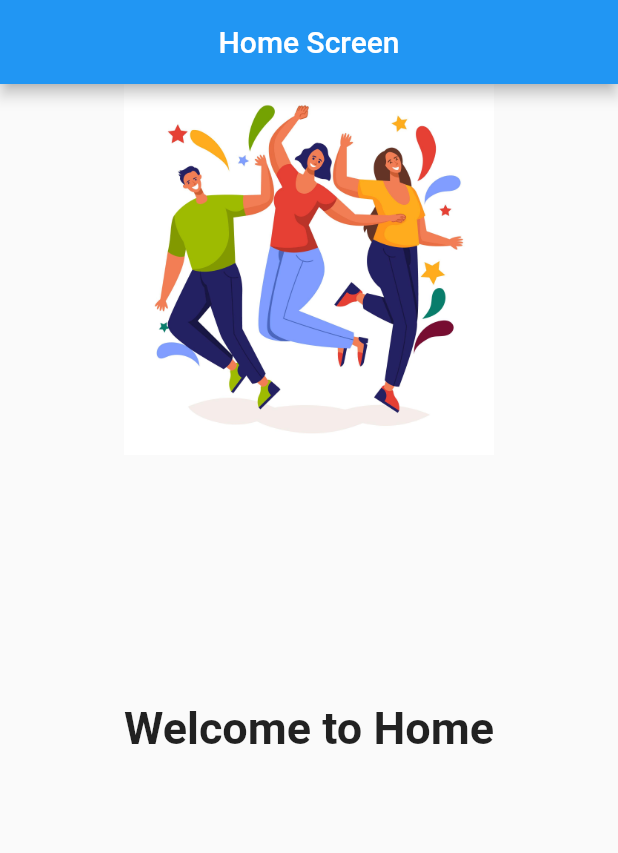
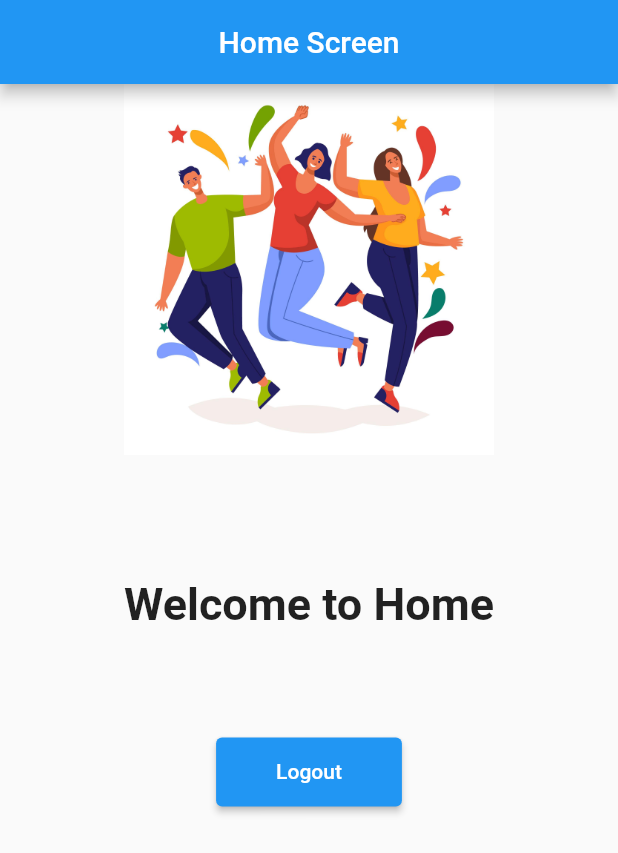
Before and after one commit to codewithmike01/navigation_flutter_zuri_task, a Flutter app: the HomeScreen screen opened directly, on a phone screen of 412 x 824 dp. Shown: the top 853 px of the screen. Run offline on Flutter 3.47's test engine with Material 2 defaults, Android fonts, the phone set to English and light mode, and no system bars; our stand-ins replace animated_splash_screen, firebase_auth, firebase_core; accounts and stored records are empty; network calls fail.

```diff
--- a/lib/home_screen.dart
+++ b/lib/home_screen.dart
@@ -1,6 +1,9 @@
 // ignore_for_file: prefer_const_constructors
 
+import 'package:firebase_auth/firebase_auth.dart';
+import 'package:firebase_core/firebase_core.dart';
 import 'package:flutter/material.dart';
+import 'package:navigation_task_hng/login_screen.dart';
 
 class HomeScreen extends StatelessWidget {
   const HomeScreen({super.key});
@@ -24,7 +27,7 @@ class HomeScreen extends StatelessWidget {
                   height: size.height * 0.3,
                 ),
                 SizedBox(
-                  height: size.height * 0.2,
+                  height: size.height * 0.1,
                 ),
                 Text(
                   'Welcome to Home',
@@ -32,7 +35,34 @@ class HomeScreen extends StatelessWidget {
                     fontWeight: FontWeight.bold,
                     fontSize: 30.0,
                   ),
-                )
+                ),
+                SizedBox(
+                  height: 15.0,
+                ),
+                Text(
+                  '${FirebaseAuth.instance.currentUser!.email}',
+                  style: TextStyle(
+                    fontWeight: FontWeight.bold,
+                    fontSize: 30.0,
+                  ),
+                ),
+                SizedBox(
+                  height: 20.0,
+                ),
+                ElevatedButton(
+                    onPressed: () {
+                      FirebaseAuth.instance.signOut().then((value) => {
+                            debugPrint('Signed out successfully'),
+                            Navigator.pushReplacement(context,
+                                MaterialPageRoute(builder: (context) {
+                              return LoginScreen();
+                            }))
+                          });
+                    },
+                    style: ElevatedButton.styleFrom(
+                        padding:
+                            EdgeInsets.symmetric(vertical: 15, horizontal: 40)),
+                    child: Text('Logout')),
               ],
             ),
           ),
--- a/lib/main.dart
+++ b/lib/main.dart
@@ -1,11 +1,14 @@
 // ignore_for_file: prefer_const_constructors, depend_on_referenced_packages
 
+import 'package:firebase_core/firebase_core.dart';
 import 'package:flutter/material.dart';
 import 'package:animated_splash_screen/animated_splash_screen.dart';
 import 'package:navigation_task_hng/welcome_screen.dart';
 // import 'package:page_transition/page_transition.dart';
 
-void main() {
+void main() async {
+  WidgetsFlutterBinding.ensureInitialized();
+  await Firebase.initializeApp();
   runApp(MyApp());
 }
 
--- a/pubspec.yaml
+++ b/pubspec.yaml
@@ -37,6 +37,8 @@ dependencies:
   # The following adds the Cupertino Icons font to your application.
   # Use with the CupertinoIcons class for iOS style icons.
   cupertino_icons: ^1.0.2
+  firebase_core: ^2.1.1
+  firebase_auth: ^4.1.1
 
 dev_dependencies:
   flutter_test:
```
Also changed, not shown: lib/forget_password_screen.dart (+29 -5 lines), lib/login_screen.dart (+30 -5 lines), lib/registration_screen.dart (+52 -27 lines), pubspec.lock, 4 other files.
